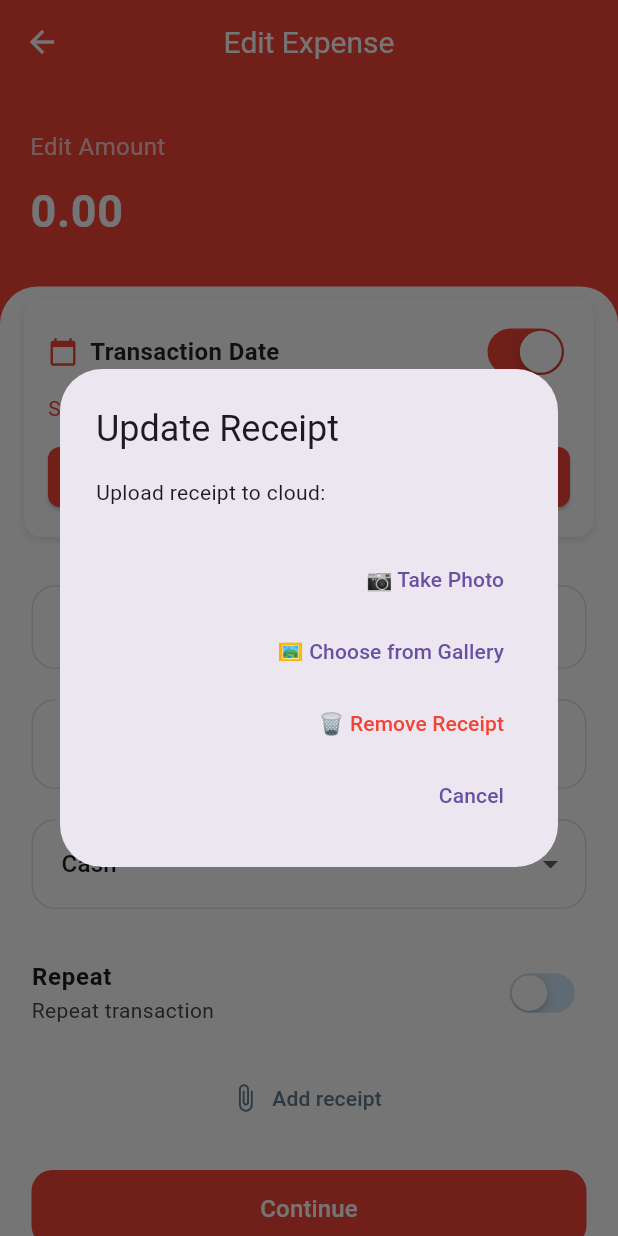
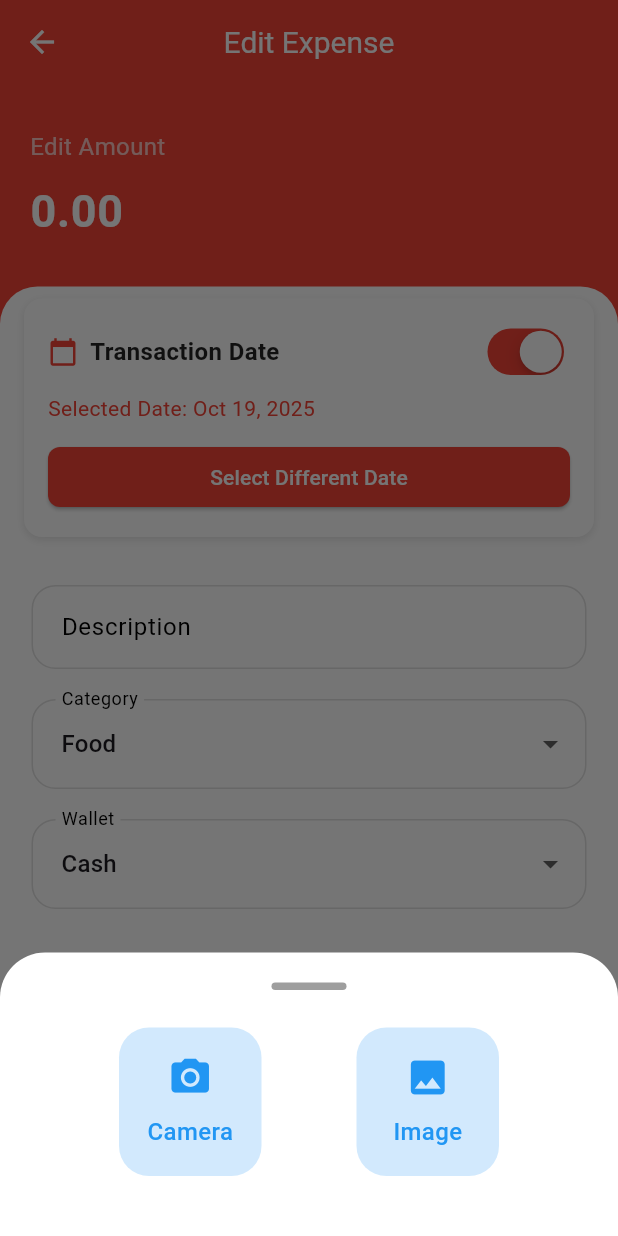
Before and after one commit to shadhin7/expense_tracker, a Flutter app: the EditTransactionPage screen opened directly with empty values, after a tap on "Add receipt", on a phone screen of 412 x 824 dp. Run offline on Flutter 3.47's test engine with Material 3 defaults, Android fonts, the phone set to English and light mode, and no system bars; our stand-ins replace cached_network_image, cloud_firestore, firebase_auth, firebase_core, fl_chart, google_fonts and 3 more; missing offline and left inert: universal_html; accounts and stored records are empty.

Commit message:
all  update

```diff
--- a/lib/screens/Edit_page.dart
+++ b/lib/screens/Edit_page.dart
@@ -320,34 +320,49 @@ class _EditTransactionPageState extends State<EditTransactionPage> {
   // UPDATED: Image capture methods - Web compatible Cloudinary
   Future<void> _pickImage() async {
     // Show simplified options dialog - ONLY CLOUD
-    final option = await showDialog<int>(
+    final option = await showModalBottomSheet(
       context: context,
-      builder: (context) => AlertDialog(
-        title: const Text('Update Receipt'),
-        content: const Text('Upload receipt to cloud:'),
-        actions: [
-          TextButton(
-            onPressed: () => Navigator.pop(context, 1), // Camera + Cloudinary
-            child: const Text('📷 Take Photo'),
+      backgroundColor: Colors.white,
+      shape: const RoundedRectangleBorder(
+        borderRadius: BorderRadius.vertical(top: Radius.circular(30)),
+      ),
+      builder: (context) {
+        return Padding(
+          padding: const EdgeInsets.symmetric(vertical: 20, horizontal: 16),
+          child: Column(
+            mainAxisSize: MainAxisSize.min,
+            children: [
+              // Small drag handle
+              Container(
+                width: 50,
+                height: 5,
+                decoration: BoxDecoration(
+                  color: Colors.grey,
+                  borderRadius: BorderRadius.circular(10),
+                ),
+              ),
+              const SizedBox(height: 25),
+
+              Row(
+                mainAxisAlignment: MainAxisAlignment.spaceEvenly,
+                children: [
+                  _buildOption(
+                    icon: Icons.camera_alt,
+                    label: "Camera",
+                    onTap: () => Navigator.pop(context, 1),
+                  ),
+                  _buildOption(
+                    icon: Icons.image,
+                    label: "Image",
+                    onTap: () => Navigator.pop(context, 2),
+                  ),
+                ],
+              ),
+              const SizedBox(height: 20),
+            ],
           ),
-          TextButton(
-            onPressed: () => Navigator.pop(context, 2), // Gallery + Cloudinary
-            child: const Text('🖼️ Choose from Gallery'),
-          ),
-          if (cloudinaryImageUrl != null) // ADD THIS: Remove option
-            TextButton(
-              onPressed: () => Navigator.pop(context, 3), // Remove image
-              child: const Text(
-                '🗑️ Remove Receipt',
-                style: TextStyle(color: Colors.red),
-              ),
-            ),
-          TextButton(
-            onPressed: () => Navigator.pop(context, 0), // Cancel
-            child: const Text('Cancel'),
-          ),
-        ],
-      ),
+        );
+      },
     );
 
     if (option == null || option == 0) return;
@@ -683,3 +698,36 @@ class _EditTransactionPageState extends State<EditTransactionPage> {
     );
   }
 }
+
+Widget _buildOption({
+  required IconData icon,
+  required String label,
+  required VoidCallback onTap,
+}) {
+  return GestureDetector(
+    onTap: onTap,
+    child: Container(
+      width: 95,
+      padding: const EdgeInsets.symmetric(vertical: 18),
+      decoration: BoxDecoration(
+        color: const Color.fromARGB(52, 33, 149, 243),
+        borderRadius: BorderRadius.circular(20),
+      ),
+      child: Column(
+        mainAxisSize: MainAxisSize.min,
+        children: [
+          Icon(icon, color: Colors.blue, size: 30),
+          const SizedBox(height: 10),
+          Text(
+            label,
+            style: const TextStyle(
+              color: Colors.blue,
+              fontSize: 16,
+              fontWeight: FontWeight.w500,
+            ),
+          ),
+        ],
+      ),
+    ),
+  );
+}
--- a/lib/screens/Home_page.dart
+++ b/lib/screens/Home_page.dart
@@ -45,7 +45,7 @@ class _HomePageState extends State<HomePage> {
 
   @override
   Widget build(BuildContext context) {
-    final balanceProvider = Provider.of<BalanceProvider>(context);
+    // final balanceProvider = Provider.of<BalanceProvider>(context);
     final mq = MediaQuery.of(context);
     final width = mq.size.width;
     // Breakpoints
--- a/lib/screens/ProfilePage.dart
+++ b/lib/screens/ProfilePage.dart
@@ -140,20 +140,6 @@ class ProfilePage extends StatelessWidget {
                             },
                           ),
 
-                          // In your main screen somewhere
-                          // ElevatedButton(
-                          //   onPressed: () {
-                          //     Navigator.push(
-                          //       context,
-                          //       MaterialPageRoute(
-                          //         builder: (context) => TestCloudinaryScreen(
-                          //           userId: 'test_user_id',
-                          //         ),
-                          //       ),
-                          //     );
-                          //   },
-                          //   child: Text('Test Cloudinary'),
-                          // ),
                           const SizedBox(height: 12),
 
                           // push logout to bottom on taller screens
@@ -214,6 +200,15 @@ class ProfilePage extends StatelessWidget {
         );
       },
     );
+    ScaffoldMessenger.of(context).showSnackBar(
+      const SnackBar(
+        content: Text(
+          'currency added successfully!',
+          style: TextStyle(color: Colors.black),
+        ),
+        backgroundColor: Colors.white,
+      ),
+    );
   }
 
   Widget _buildMenuItem({
```
